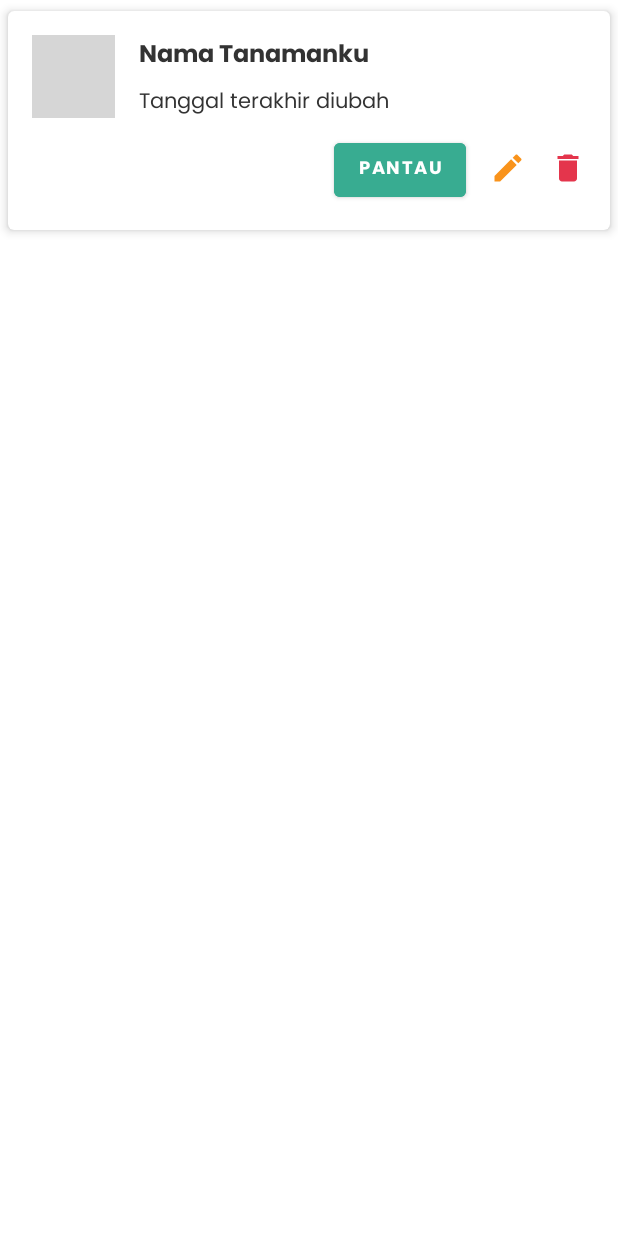
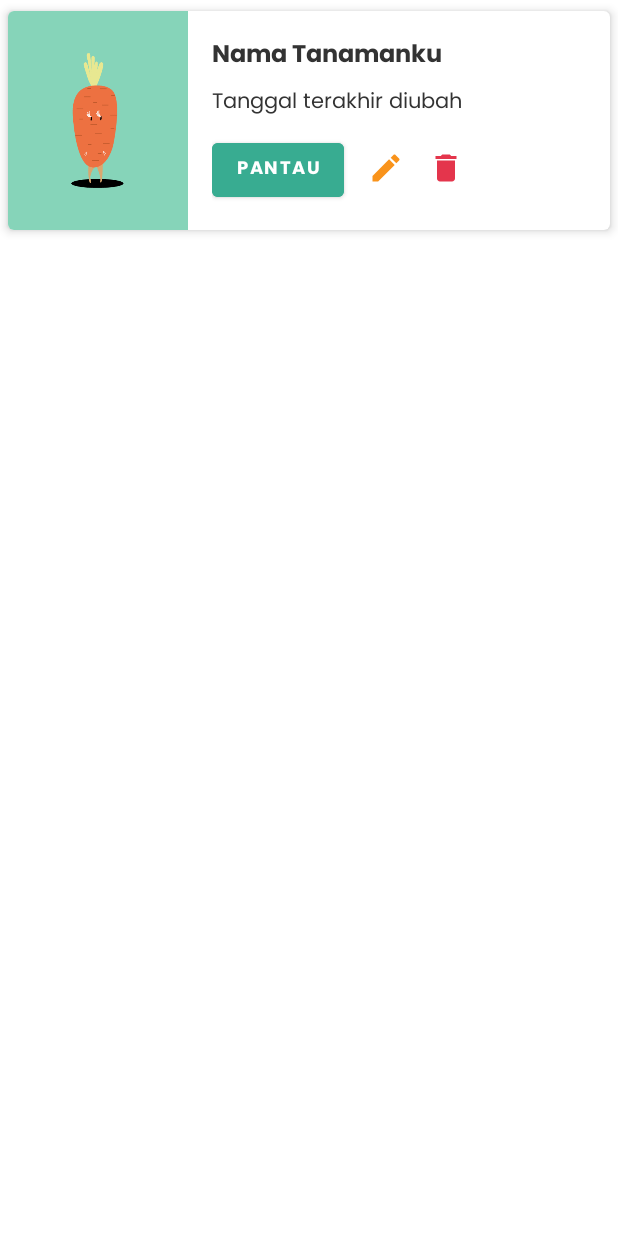
Before and after one commit to hyponicteam/hyponic-mobile, an Android app: the layout item_row_plant.xml on its own in the app's theme, with its tools: preview values and no code run, on a phone screen of 412 x 824 dp. Run offline under Robolectric (Android 15) with nearby library versions, the phone set to English and light mode, and no system bars; grey boxes are pictures that could not be loaded.

Commit message:
ganti item row plant sama dengan web

```diff
--- a/app/src/main/java/com/penshyponic/hyponic/RegisterActivity.java
+++ b/app/src/main/java/com/penshyponic/hyponic/RegisterActivity.java
@@ -6,6 +6,7 @@ import androidx.appcompat.app.AppCompatActivity;
 
 import android.content.Intent;
 import android.os.Bundle;
+import android.util.Log;
 import android.view.View;
 import android.widget.Toast;
 
@@ -20,7 +21,6 @@ import org.json.JSONObject;
 
 public class RegisterActivity extends AppCompatActivity {
 
-    //viewBinding
     private ActivityRegisterBinding binding;
     private String name, email, password, konfpass;
 
@@ -45,13 +45,6 @@ public class RegisterActivity extends AppCompatActivity {
             }
         });
 
-//        binding.daftarGoogle.setOnClickListener(new View.OnClickListener() {
-//            @Override
-//            public void onClick(View view) {
-//                Intent moveIntent = new Intent(RegisterActivity.this, RegisterActivity.class);
-//                startActivity(moveIntent);
-//            }
-//        });
     }
 
     public void simpanData() {
@@ -59,8 +52,6 @@ public class RegisterActivity extends AppCompatActivity {
         email = binding.mailRegisLabel.getText().toString();
         password = binding.RegisPasswordLabel.getText().toString();
         konfpass = binding.KonfPassLabel.getText().toString();
-
-        //binding.cobaview.setText(String.valueOf(password)+String.valueOf(konfpass));
 
         if(email.equals("")|| password.equals("") || name.equals("") || konfpass.equals("")){
             Toast.makeText(this,"Data tidak boleh kosong", Toast.LENGTH_LONG).show();
@@ -100,7 +91,8 @@ public class RegisterActivity extends AppCompatActivity {
                             public void onError(ANError error) {
                                 showLoading(false);
                                 // handle error
-                                Toast.makeText(getApplicationContext(),""+error, Toast.LENGTH_SHORT).show();
+                                Toast.makeText(getApplicationContext(),"Pastikan email anda belum terdaftar di Hyponic", Toast.LENGTH_SHORT).show();
+                                Log.d("REGIS EROR",error.getErrorBody());
                             }
                         });
             }
--- a/app/src/main/res/layout/item_row_plant.xml
+++ b/app/src/main/res/layout/item_row_plant.xml
@@ -8,6 +8,24 @@
     app:cardElevation="4dp"
     app:cardMaxElevation="4dp"
     app:cardUseCompatPadding="true">
+    <LinearLayout
+        android:layout_width="match_parent"
+        android:layout_height="wrap_content"
+        android:orientation="horizontal">
+        <FrameLayout
+            android:layout_width="120dp"
+            android:layout_height="match_parent"
+            android:background="@color/navHyponic">
+            <ImageView
+                android:id="@+id/drawerLayout"
+                android:layout_width="55dp"
+                android:layout_height="90dp"
+                android:layout_gravity="center"
+                android:src="@drawable/wortel"
+                app:layout_constraintStart_toStartOf="parent"
+                app:layout_constraintTop_toTopOf="parent"
+                android:contentDescription="@string/plantdescription" />
+        </FrameLayout>
 
         <androidx.constraintlayout.widget.ConstraintLayout
             android:layout_width="match_parent"
@@ -15,61 +33,51 @@
             android:orientation="vertical"
             android:padding="16dp">
 
-        <ImageView
-            android:id="@+id/drawerLayout"
-            android:layout_width="55dp"
-            android:layout_height="55dp"
-            android:src="@drawable/sawi"
-            app:layout_constraintStart_toStartOf="parent"
-            app:layout_constraintTop_toTopOf="parent"
-            android:contentDescription="@string/plantdescription" />
-
             <TextView
                 android:id="@+id/namePlant"
-            android:layout_width="wrap_content"
+                android:layout_width="match_parent"
                 android:layout_height="wrap_content"
-            android:layout_marginStart="16dp"
                 android:fontFamily="@font/poppins_bold"
                 android:gravity="start"
                 android:text="@string/plantName"
                 android:textColor="@color/black"
                 android:textSize="16sp"
                 android:textStyle="bold"
-            app:layout_constraintStart_toEndOf="@+id/drawerLayout"
+                app:layout_constraintStart_toStartOf="parent"
                 app:layout_constraintTop_toTopOf="parent" />
 
             <ImageView
                 android:id="@+id/editPlant"
                 android:layout_width="24dp"
                 android:layout_height="45dp"
-            android:layout_marginEnd="16dp"
+                android:layout_marginStart="16dp"
+                android:contentDescription="@string/description"
                 android:src="@drawable/ic_baseline_edit_24"
-            app:layout_constraintEnd_toStartOf="@+id/deletePlant"
-            app:layout_constraintTop_toTopOf="@+id/deletePlant"
-            android:contentDescription="@string/description" />
+                app:layout_constraintStart_toEndOf="@+id/seePlant"
+                app:layout_constraintTop_toTopOf="@+id/deletePlant" />
 
             <ImageView
                 android:id="@+id/deletePlant"
                 android:layout_width="24dp"
                 android:layout_height="45dp"
+                android:layout_marginStart="16dp"
                 android:layout_marginTop="6dp"
+                android:contentDescription="@string/description"
                 android:src="@drawable/ic_baseline_delete_24"
                 app:layout_constraintBottom_toBottomOf="parent"
-            app:layout_constraintEnd_toEndOf="parent"
-            app:layout_constraintTop_toBottomOf="@+id/lastEditPlant"
-            android:contentDescription="@string/description" />
+                app:layout_constraintStart_toEndOf="@+id/editPlant"
+                app:layout_constraintTop_toBottomOf="@+id/lastEditPlant" />
 
             <Button
                 android:id="@+id/seePlant"
                 android:layout_width="wrap_content"
                 android:layout_height="wrap_content"
-            android:layout_marginEnd="16dp"
                 android:backgroundTint="@color/buttonHyponic"
+                android:fontFamily="@font/poppins_bold"
                 android:padding="1dp"
                 android:text="@string/pantau"
                 android:textSize="12sp"
-            android:fontFamily="@font/poppins_bold"
-            app:layout_constraintEnd_toStartOf="@+id/editPlant"
+                app:layout_constraintStart_toStartOf="@+id/lastEditPlant"
                 app:layout_constraintTop_toTopOf="@+id/editPlant" />
 
             <TextView
@@ -86,5 +94,6 @@
                 app:layout_constraintTop_toBottomOf="@+id/namePlant" />
 
         </androidx.constraintlayout.widget.ConstraintLayout>
+    </LinearLayout>
 
 </androidx.cardview.widget.CardView>
```
Also changed, not shown: app/src/main/res/drawable/wortel.png (added). Lines whose indentation alone changed are shown as unchanged.
